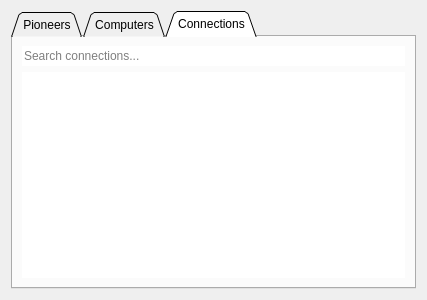
Qt form hoopergui/search_widget.ui (VLN1-15-30/fall-project) before a commit.
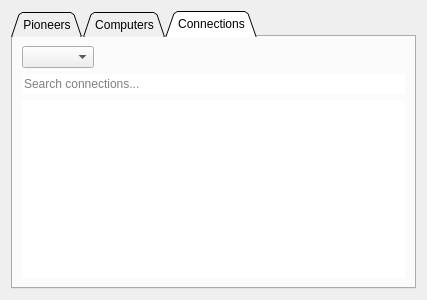
The same form after that commit.

```diff
--- a/hoopergui/search_widget.ui
+++ b/hoopergui/search_widget.ui
@@ -87,7 +87,14 @@
        <string>Connections</string>
       </attribute>
       <layout class="QGridLayout" name="gridLayout_2">
-       <item row="0" column="0">
+       <item row="2" column="0">
+        <widget class="QTableView" name="tableView_connections">
+         <property name="frameShape">
+          <enum>QFrame::NoFrame</enum>
+         </property>
+        </widget>
+       </item>
+       <item row="1" column="0">
         <widget class="QLineEdit" name="lineEdit_connections">
          <property name="frame">
           <bool>false</bool>
@@ -97,12 +104,8 @@
          </property>
         </widget>
        </item>
-       <item row="1" column="0">
-        <widget class="QTableView" name="tableView_connections">
-         <property name="frameShape">
-          <enum>QFrame::NoFrame</enum>
-         </property>
-        </widget>
+       <item row="0" column="0" alignment="Qt::AlignLeft">
+        <widget class="QComboBox" name="comboBox_connections"/>
        </item>
       </layout>
      </widget>
```
Left out of the diff: 10 changed lines with no effect on the pictures.
